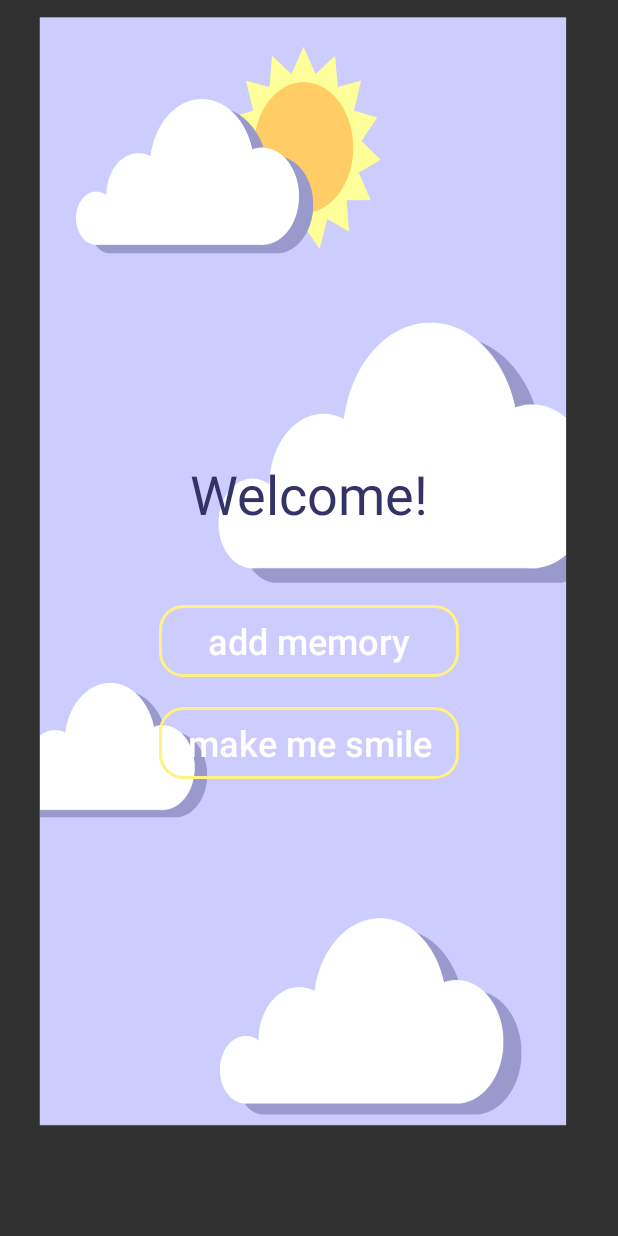
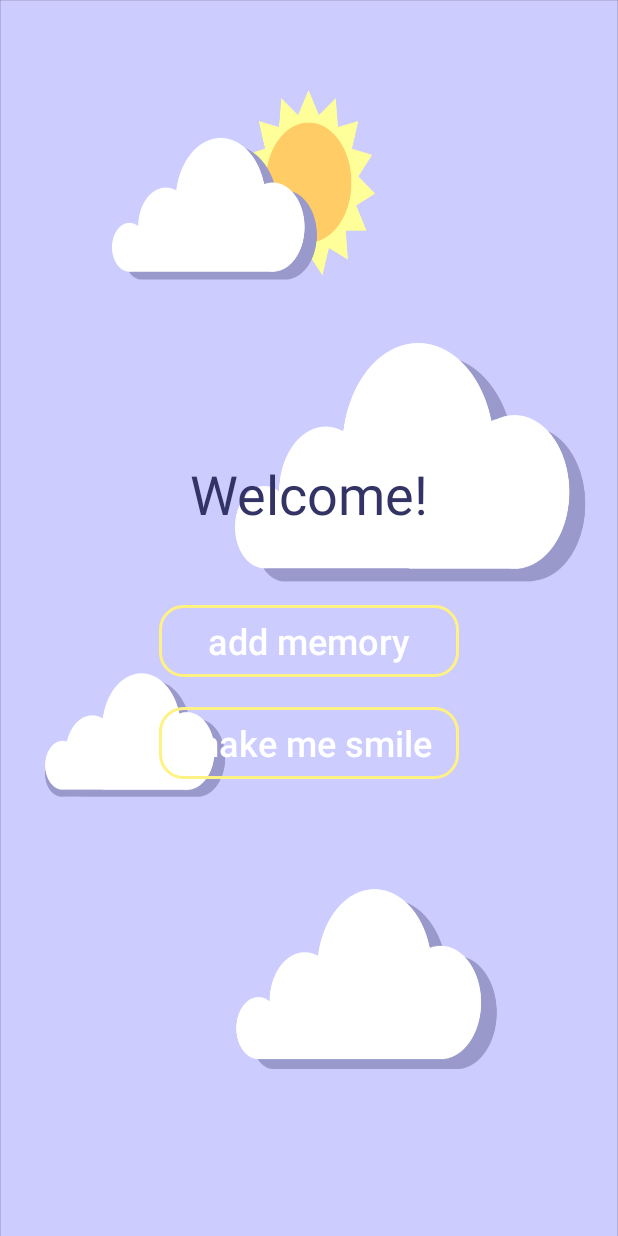
Before and after one commit to AngieLee1/Yesterdaze, an Android app: the screen it shows after launch (MainActivity), on a phone screen of 412 x 824 dp. Run offline under Robolectric (Android 15) with nearby library versions, the phone set to English and light mode, and no system bars.

Commit message:
update background

```diff
--- a/app/src/main/res/layout/create_memory_page.xml
+++ b/app/src/main/res/layout/create_memory_page.xml
@@ -2,7 +2,7 @@
 <LinearLayout xmlns:android="http://schemas.android.com/apk/res/android"
     android:orientation="vertical" android:layout_width="match_parent"
     android:layout_height="match_parent"
-    android:background="@drawable/background">
+    android:background="@drawable/background3">
 
     <TextView
         android:id="@+id/textView2"
--- a/app/src/main/res/layout/welcome_page.xml
+++ b/app/src/main/res/layout/welcome_page.xml
@@ -4,7 +4,7 @@
     android:layout_width="fill_parent"
     android:layout_height="fill_parent"
     android:gravity="center"
-    android:background="@drawable/background2">
+    android:background="@drawable/background3">
 
     <TextView
         android:id="@+id/nameTextView"
```
